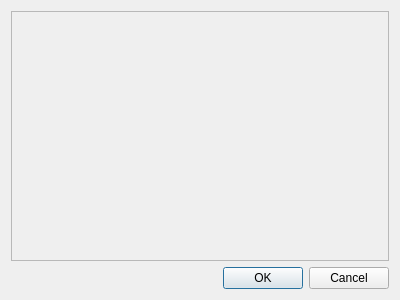
Before: the Qt Designer form src/assignplayersdialog.ui in ZybsBaggins/PokerTurney, drawn with Qt 5.
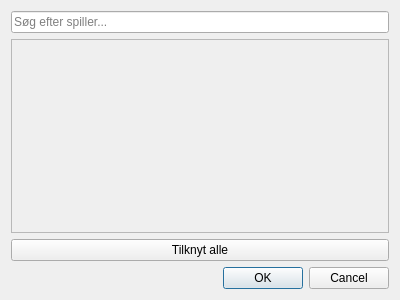
After: the same form once the commit is applied.

The edit to the form file:
```diff
--- a/src/assignplayersdialog.ui
+++ b/src/assignplayersdialog.ui
@@ -14,6 +14,13 @@
    <string>Tilknyt spillere til turnering</string>
   </property>
   <layout class="QVBoxLayout" name="verticalLayout">
+  <item>
+    <widget class="QLineEdit" name="searchLineEdit">
+    <property name="placeholderText">
+    <string>Søg efter spiller...</string>
+    </property>
+    </widget>
+    </item>
    <item>
     <widget class="QScrollArea" name="scrollArea">
      <property name="widgetResizable">
@@ -33,6 +40,14 @@
     </widget>
    </item>
    <item>
+    <widget class="QPushButton" name="selectAllButton">
+    <property name="text">
+    <string>Tilknyt alle</string>
+    </property>
+    </widget>
+    </item>
+
+    <item>
     <widget class="QDialogButtonBox" name="buttonBox">
      <property name="orientation">
       <enum>Qt::Horizontal</enum>
```
Left out of the diff: 1 changed line with no effect on the pictures.
